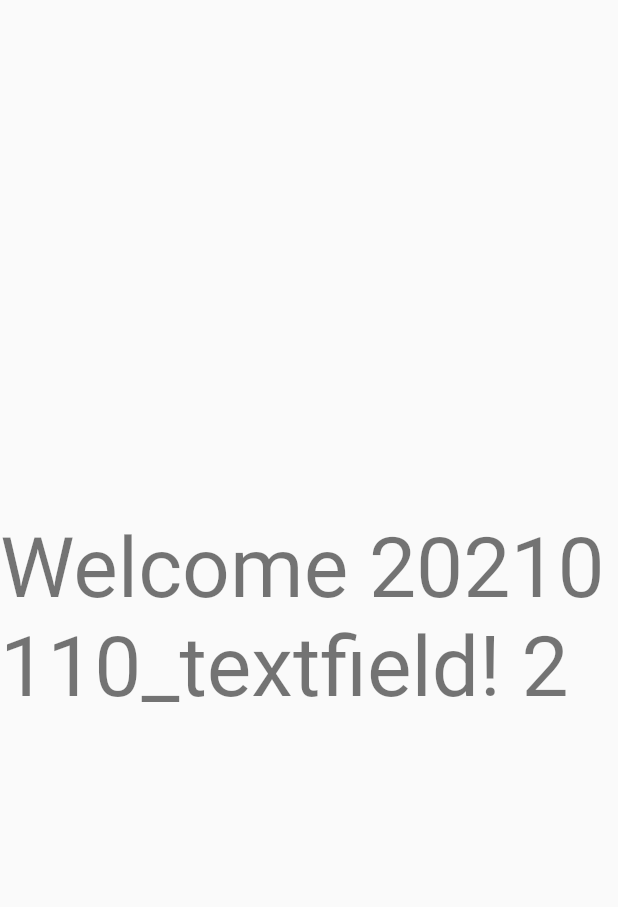
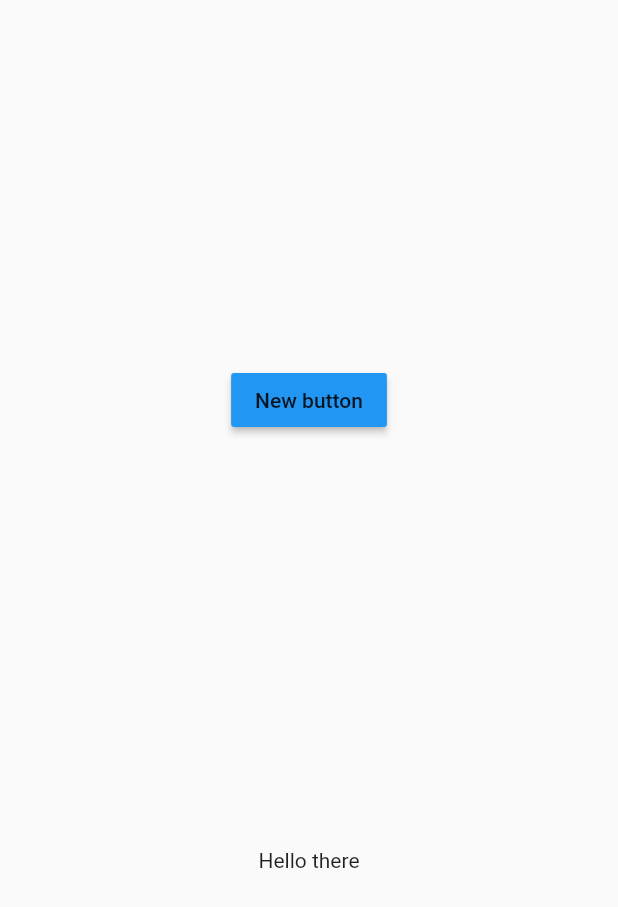
Before and after one commit to Weiqifan1/flutter_web_try, a Flutter app: the screen it shows after launch, after a tap on "Sign up", on a phone screen of 412 x 824 dp. Shown: the top 907 px of the screen. Run offline on Flutter 3.47's test engine with Material 2 defaults, Android fonts, the phone set to English and light mode, and no system bars.

Commit message:
added static text and a button

```diff
--- a/lib/main.dart
+++ b/lib/main.dart
@@ -31,12 +31,41 @@ class SignUpScreen extends StatelessWidget {
   }
 }
 
+Widget textAndButton = Container(
+  child: Column(
+    mainAxisAlignment: MainAxisAlignment.spaceEvenly,
+    children: [
+      buttonexample,
+      textSection,
+    ],
+  ),
+);
+
+Widget textSection = Container(
+  padding: const EdgeInsets.all(32),
+  child: Text(
+    'Hello there',
+    softWrap: true,),
+);
+
+Widget buttonexample = Container(
+  padding: const EdgeInsets.all(32),
+  child: MaterialButton(
+    color: Colors.blue,
+    child: Text('New button'),
+    onPressed: () {
+      //Do something
+    },
+  )
+);
+
+
 class WelcomeScreen extends StatelessWidget {
   @override
   Widget build(BuildContext context) {
     return Scaffold(
       body: Center(
-        child: Text('Welcome 20210110_textfield! 2', style: Theme.of(context).textTheme.headline2),
+        child: textAndButton//Text('Welcome 20210110_textfield! 2', style: Theme.of(context).textTheme.headline2),
       ),
     );
   }
```
